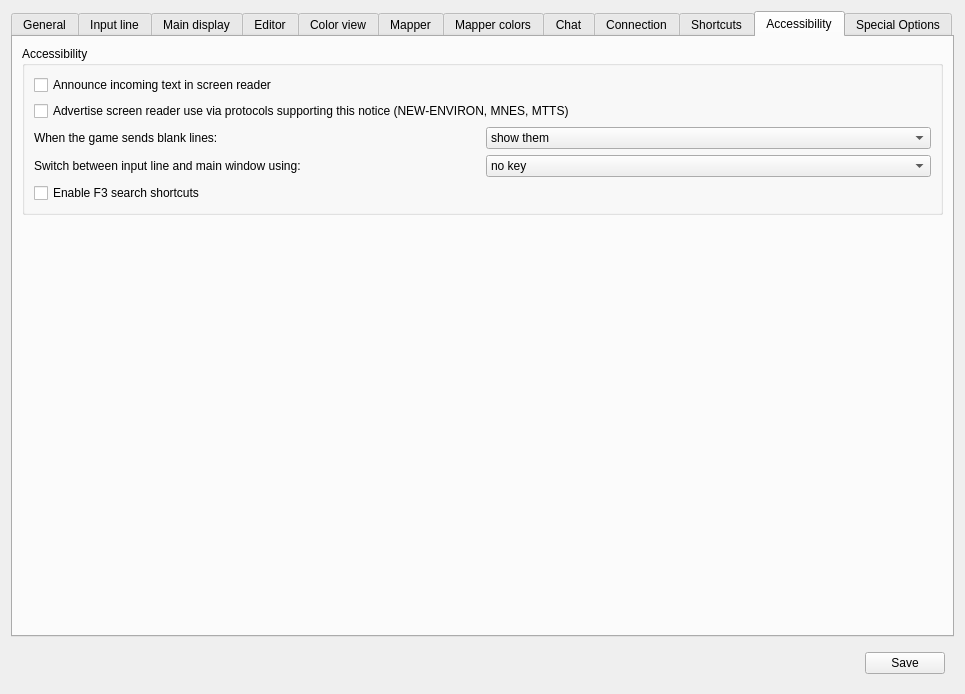
Before: the Qt Designer form src/ui/profile_preferences.ui in Mudlet/Mudlet, drawn with Qt 5.
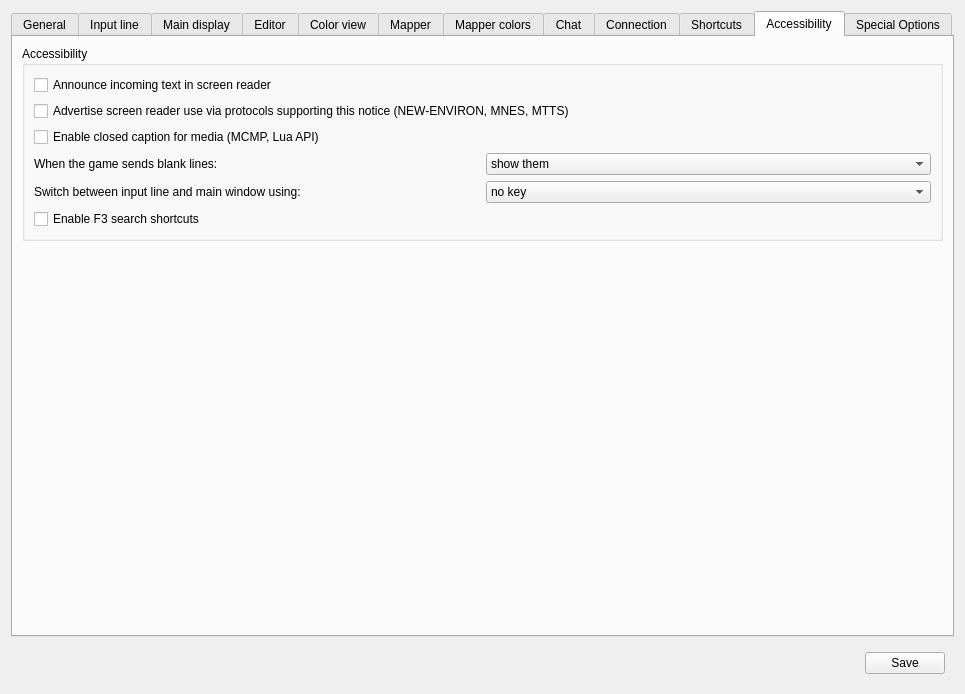
After: the same form once the commit is applied. The open tabs and pages were chosen to show the change. Icons and pictures are not drawn. Custom widgets are drawn as their Qt base class.

The edit to the form file:
```diff
--- a/src/ui/profile_preferences.ui
+++ b/src/ui/profile_preferences.ui
@@ -3857,7 +3857,14 @@
             </property>
            </widget>
           </item>
-          <item row="2" column="0">
+          <item row="2" column="0" colspan="2">
+           <widget class="QCheckBox" name="checkBox_enableClosedCaption">
+            <property name="text">
+             <string>Enable closed caption for media (MCMP, Lua API)</string>
+            </property>
+           </widget>
+          </item>
+          <item row="3" column="0">
            <widget class="QLabel" name="label_blankLinesBehaviour">
             <property name="text">
              <string>When the game sends blank lines:</string>
@@ -3867,7 +3874,7 @@
             </property>
            </widget>
           </item>
-          <item row="2" column="1">
+          <item row="3" column="1">
            <widget class="QComboBox" name="comboBox_blankLinesBehaviour">
             <item>
              <property name="text">
@@ -3886,7 +3893,7 @@
             </item>
            </widget>
           </item>
-          <item row="3" column="0">
+          <item row="4" column="0">
            <widget class="QLabel" name="label_caretModeKey">
             <property name="text">
              <string>Switch between input line and main window using:</string>
@@ -3896,7 +3903,7 @@
             </property>
            </widget>
           </item>
-          <item row="3" column="1">
+          <item row="4" column="1">
            <widget class="QComboBox" name="comboBox_caretModeKey">
             <item>
              <property name="text">
@@ -3920,7 +3927,7 @@
             </item>
            </widget>
           </item>
-          <item row="4" column="0" colspan="2">
+          <item row="5" column="0" colspan="2">
            <widget class="QCheckBox" name="checkBox_f3SearchEnabled">
             <property name="toolTip">
              <string>&lt;p&gt;Enable F3 and Shift+F3 shortcuts for searching up and down in the buffer.&lt;/p&gt;</string>
```
Left out of the diff: 1 changed line with no effect on the pictures.
